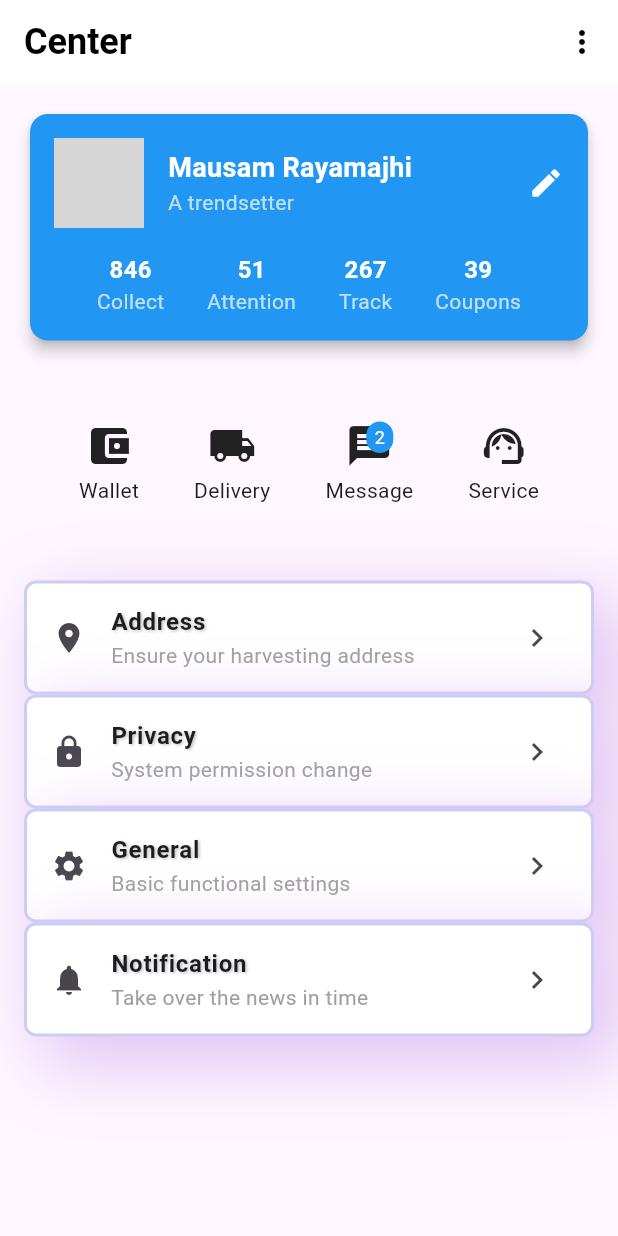
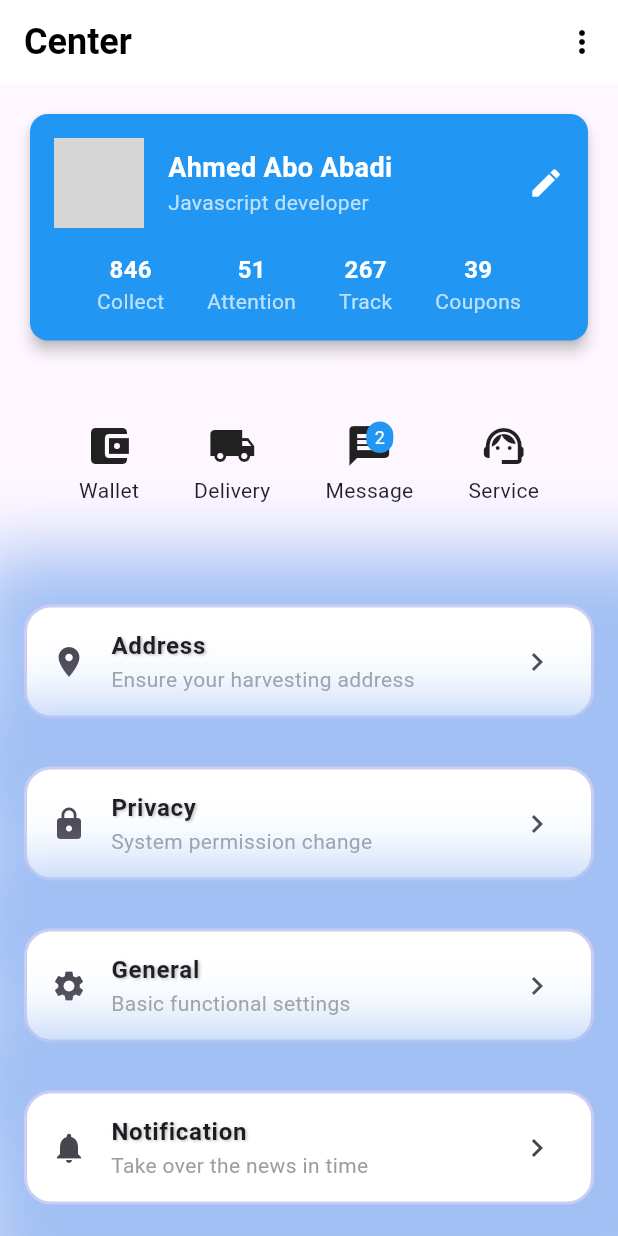
Before and after one commit to AhemdAboAbadi/ahmed_abo_abadi_flutter, a Flutter app: the screen it shows after launch, on a phone screen of 412 x 824 dp. Run offline on Flutter 3.47's test engine with Material 3 defaults, Android fonts, the phone set to English and light mode, and no system bars; network calls fail; grey boxes are pictures that could not be loaded.

Commit message:
add some margin and change name and img

```diff
--- a/lib/main.dart
+++ b/lib/main.dart
@@ -31,8 +31,7 @@
         ),
         actions: [
           PopupMenuButton<String>(
-            onSelected: (String value) {
-            },
+            onSelected: (String value) {},
             itemBuilder: (BuildContext context) {
               return {'Option 1', 'Option 2', 'Option 3'}.map((String choice) {
                 return PopupMenuItem<String>(
@@ -63,14 +62,15 @@
                         children: [
                           CircleAvatar(
                             radius: 30,
-                            backgroundImage: NetworkImage('https://via.placeholder.com/150'),
+                            backgroundImage: NetworkImage(
+                                'https://static.vecteezy.com/system/resources/previews/019/879/186/non_2x/user-icon-on-transparent-background-free-png.png'),
                           ),
                           SizedBox(width: 16),
                           Column(
                             crossAxisAlignment: CrossAxisAlignment.start,
                             children: [
                               Text(
-                                'Mausam Rayamajhi',
+                                'Ahmed Abo Abadi',
                                 style: TextStyle(
                                   fontSize: 18,
                                   fontWeight: FontWeight.bold,
@@ -78,7 +78,7 @@
                                 ),
                               ),
                               Text(
-                                'A trendsetter',
+                                'Javascript developer',
                                 style: TextStyle(
                                   color: Colors.white70,
                                 ),
@@ -93,10 +93,10 @@
                       Row(
                         mainAxisAlignment: MainAxisAlignment.spaceEvenly,
                         children: [
-                          _buildInfoColumn('846', 'Collect'),
-                          _buildInfoColumn('51', 'Attention'),
-                          _buildInfoColumn('267', 'Track'),
-                          _buildInfoColumn('39', 'Coupons'),
+                          buildInfoColumn('846', 'Collect'),
+                          buildInfoColumn('51', 'Attention'),
+                          buildInfoColumn('267', 'Track'),
+                          buildInfoColumn('39', 'Coupons'),
                         ],
                       ),
                     ],
@@ -107,17 +107,22 @@
               Row(
                 mainAxisAlignment: MainAxisAlignment.spaceEvenly,
                 children: [
-                  _buildIconColumn(Icons.account_balance_wallet, 'Wallet'),
-                  _buildIconColumn(Icons.local_shipping, 'Delivery'),
-                  _buildIconColumn(Icons.message, 'Message', badgeCount: 2),
-                  _buildIconColumn(Icons.support_agent, 'Service'),
+                  buildIconColumn(Icons.account_balance_wallet, 'Wallet'),
+                  buildIconColumn(Icons.local_shipping, 'Delivery'),
+                  buildIconColumn(Icons.message, 'Message', badgeCount: 2),
+                  buildIconColumn(Icons.support_agent, 'Service'),
                 ],
               ),
               SizedBox(height: 50),
-              _buildListTileWithShadow(Icons.location_on, 'Address', 'Ensure your harvesting address'),
-              _buildListTileWithShadow(Icons.lock, 'Privacy', 'System permission change'),
-              _buildListTileWithShadow(Icons.settings, 'General', 'Basic functional settings'),
-              _buildListTileWithShadow(Icons.notifications, 'Notification', 'Take over the news in time'),
+              // List Tiles with Shadows
+              buildListTileWithShadow(Icons.location_on, 'Address',
+                  'Ensure your harvesting address'),
+              buildListTileWithShadow(
+                  Icons.lock, 'Privacy', 'System permission change'),
+              buildListTileWithShadow(
+                  Icons.settings, 'General', 'Basic functional settings'),
+              buildListTileWithShadow(Icons.notifications, 'Notification',
+                  'Take over the news in time'),
             ],
           ),
         ),
@@ -125,7 +130,7 @@
     );
   }
 
-  Column _buildInfoColumn(String count, String label) {
+  Column buildInfoColumn(String count, String label) {
     return Column(
       children: [
         Text(
@@ -146,7 +151,7 @@
     );
   }
 
-  Column _buildIconColumn(IconData icon, String label, {int badgeCount = 0}) {
+  Column buildIconColumn(IconData icon, String label, {int badgeCount = 0}) {
     return Column(
       children: [
         Stack(
@@ -186,7 +191,7 @@
     );
   }
 
-  ListTile _buildListTile(IconData icon, String title, String subtitle) {
+  ListTile buildListTile(IconData icon, String title, String subtitle) {
     return ListTile(
       leading: Icon(icon),
       title: Text(
@@ -212,43 +217,32 @@
     );
   }
 
-//   Widget _buildListTileWithShadow(IconData icon, String title, String subtitle) {
-//     return Container(
-//       decoration: BoxDecoration(
-//         boxShadow: [
-//           BoxShadow(
-//             color: Colors.white,
-//             blurRadius: 10.0,
-//             offset: Offset(0, 5),
-//           ),
-//         ],
-//       ),
-//       child: _buildListTile(icon, title, subtitle),
-//     );
-//   }
-
-  Widget _buildListTileWithShadow(IconData icon, String title, String subtitle) {
-    return Container(
+  Widget buildListTileWithShadow(IconData icon, String title, String subtitle) {
+    return Padding(
+      padding: const EdgeInsets.symmetric(
+          vertical: 16.0), // Adjust the value as needed
+      child: Container(
         decoration: BoxDecoration(
-        color: Colors.white, // Set the background color
+          color: Colors.white,
           boxShadow: [
             BoxShadow(
-            color: Color.fromARGB(255, 225, 197, 245),
-            blurRadius: 40.0, // Soften the shadow
-            spreadRadius: 5.0, // Extend the shadow
+              color: Color.fromARGB(255, 162, 192, 244),
+              blurRadius: 40.0,
+              spreadRadius: 50.0,
               offset: Offset(
-              15.0, // Move to right 15 horizontally
-              15.0, // Move to bottom 15 vertically
+                15.0,
+                15.0,
               ),
             )
           ],
           border: Border.all(
-          color: Color.fromARGB(255, 203, 205, 243), // Set the border color to green
-          width: 2.0, // Set the border width
+            color: Color.fromARGB(255, 203, 205, 243),
+            width: 2.0,
           ),
-        borderRadius: BorderRadius.circular(8), // Optionally add rounded corners
+          borderRadius: BorderRadius.circular(18),
         ),
-      child: _buildListTile(icon, title, subtitle),
+        child: buildListTile(icon, title, subtitle),
+      ),
     );
   }
 }
```
Lines whose indentation alone changed are shown as unchanged.
